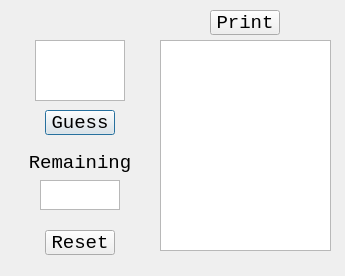
Qt form Python/Wordle/GUI/main_window.ui (kirayomato/Program) before a commit.
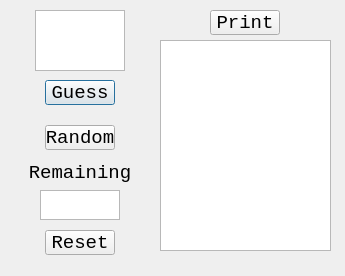
The same form after that commit.

Diff of the .ui file:
```diff
--- a/Python/Wordle/GUI/main_window.ui
+++ b/Python/Wordle/GUI/main_window.ui
@@ -22,7 +22,7 @@
    <property name="geometry">
     <rect>
      <x>45</x>
-     <y>110</y>
+     <y>80</y>
      <width>70</width>
      <height>25</height>
     </rect>
@@ -73,7 +73,7 @@
    <property name="geometry">
     <rect>
      <x>35</x>
-     <y>40</y>
+     <y>10</y>
      <width>90</width>
      <height>61</height>
     </rect>
@@ -124,7 +124,7 @@
    <property name="geometry">
     <rect>
      <x>30</x>
-     <y>150</y>
+     <y>160</y>
      <width>100</width>
      <height>25</height>
     </rect>
@@ -146,7 +146,7 @@
    <property name="geometry">
     <rect>
      <x>40</x>
-     <y>180</y>
+     <y>190</y>
      <width>80</width>
      <height>30</height>
     </rect>
@@ -190,6 +190,25 @@
     <string>Reset</string>
    </property>
   </widget>
+  <widget class="QPushButton" name="guess_3">
+   <property name="geometry">
+    <rect>
+     <x>45</x>
+     <y>125</y>
+     <width>70</width>
+     <height>25</height>
+    </rect>
+   </property>
+   <property name="font">
+    <font>
+     <family>Consolas</family>
+     <pointsize>14</pointsize>
+    </font>
+   </property>
+   <property name="text">
+    <string>Random</string>
+   </property>
+  </widget>
  </widget>
  <resources/>
  <connections>
```
Left out of the diff: 19 changed lines with no effect on the pictures.
